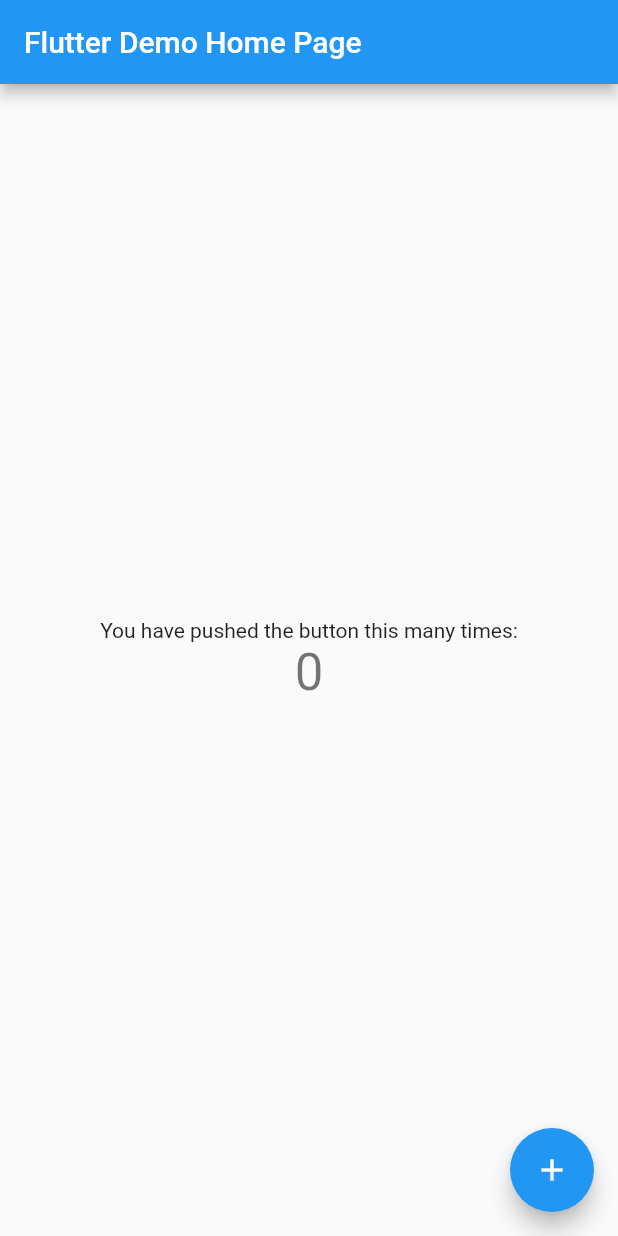
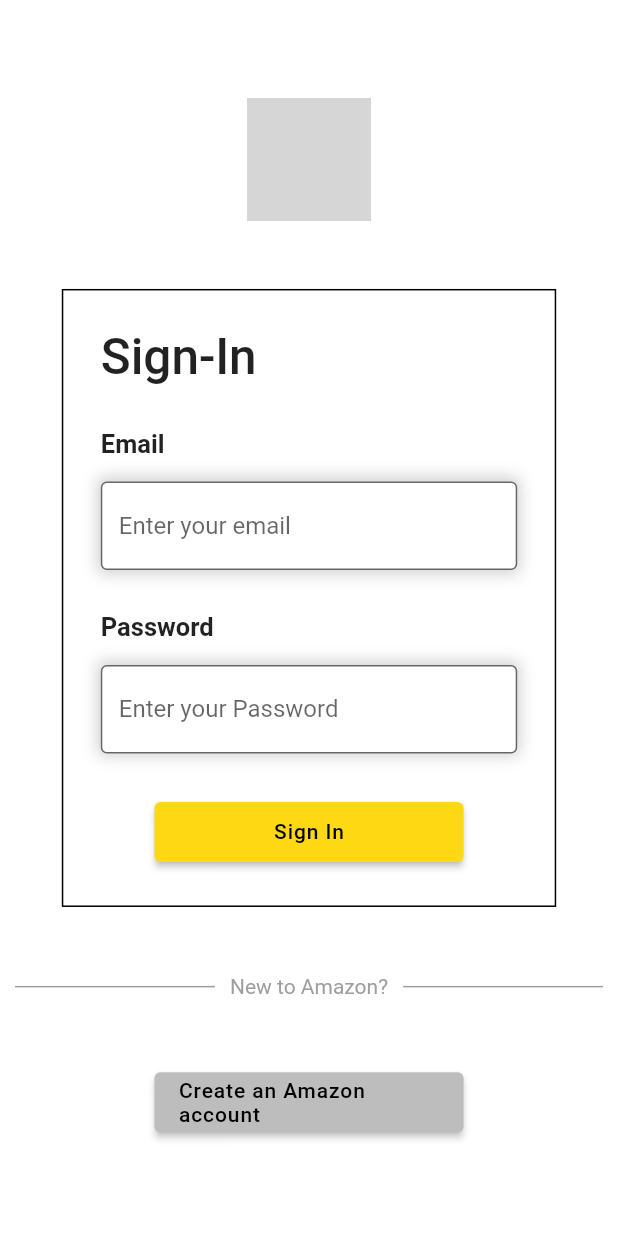
Before and after one commit to KarthiDreamr/AmazonClone, a Flutter app: the screen it shows after launch, on a phone screen of 412 x 824 dp. Run offline on Flutter 3.47's test engine with Material 2 defaults, Android fonts, the phone set to English and light mode, and no system bars; our stand-ins replace firebase_core; accounts and stored records are empty; network calls fail; grey boxes are pictures that could not be loaded.

Commit message:
my first commit

```diff
--- a/amazon_clone/lib/main.dart
+++ b/amazon_clone/lib/main.dart
@@ -1,115 +1,39 @@
+import 'package:amazon_clone/screens/sign_in_screen.dart';
+import 'package:amazon_clone/utils/color_theme.dart';
+import 'package:flutter/foundation.dart';
 import 'package:flutter/material.dart';
 
-void main() {
-  runApp(const MyApp());
+import 'package:firebase_core/firebase_core.dart';
+import 'firebase_options.dart';
+
+void main() async {
+
+  WidgetsFlutterBinding.ensureInitialized();
+  if (kIsWeb) {
+     Firebase.initializeApp(
+        options: const FirebaseOptions(
+            apiKey: "AIzaSyAs5MoLKUAyKUS4tH-cCnmMdClFSDzI36Y",
+            authDomain: "clone-82cc2.firebaseapp.com",
+            projectId: "clone-82cc2",
+            storageBucket: "clone-82cc2.appspot.com",
+            messagingSenderId: "623159867524",
+            appId: "1:623159867524:web:f1ee2f343674ddf633aad1"
+    ));
+  } else {
+     Firebase.initializeApp();
+  }
+  runApp(const AmazonClone());
 }
-
-class MyApp extends StatelessWidget {
-  const MyApp({super.key});
-
-  // This widget is the root of your application.
+class AmazonClone extends StatelessWidget{
+  const AmazonClone ({Key? key}):super(key:key);
   @override
-  Widget build(BuildContext context) {
+  Widget build(BuildContext context){
     return MaterialApp(
-      title: 'Flutter Demo',
-      theme: ThemeData(
-        // This is the theme of your application.
-        //
-        // Try running your application with "flutter run". You'll see the
-        // application has a blue toolbar. Then, without quitting the app, try
-        // changing the primarySwatch below to Colors.green and then invoke
-        // "hot reload" (press "r" in the console where you ran "flutter run",
-        // or simply save your changes to "hot reload" in a Flutter IDE).
-        // Notice that the counter didn't reset back to zero; the application
-        // is not restarted.
-        primarySwatch: Colors.blue,
+      title: "Amazon Clone",
+      debugShowCheckedModeBanner: false,
+      theme: ThemeData.light().copyWith(
+        scaffoldBackgroundColor: backgroundColor,
       ),
-      home: const MyHomePage(title: 'Flutter Demo Home Page'),
-    );
+      home: const SignInScreen());
   }
 }
-
-class MyHomePage extends StatefulWidget {
-  const MyHomePage({super.key, required this.title});
-
-  // This widget is the home page of your application. It is stateful, meaning
-  // that it has a State object (defined below) that contains fields that affect
-  // how it looks.
-
-  // This class is the configuration for the state. It holds the values (in this
-  // case the title) provided by the parent (in this case the App widget) and
-  // used by the build method of the State. Fields in a Widget subclass are
-  // always marked "final".
-
-  final String title;
-
-  @override
-  State<MyHomePage> createState() => _MyHomePageState();
-}
-
-class _MyHomePageState extends State<MyHomePage> {
-  int _counter = 0;
-
-  void _incrementCounter() {
-    setState(() {
-      // This call to setState tells the Flutter framework that something has
-      // changed in this State, which causes it to rerun the build method below
-      // so that the display can reflect the updated values. If we changed
-      // _counter without calling setState(), then the build method would not be
-      // called again, and so nothing would appear to happen.
-      _counter++;
-    });
-  }
-
-  @override
-  Widget build(BuildContext context) {
-    // This method is rerun every time setState is called, for instance as done
-    // by the _incrementCounter method above.
-    //
-    // The Flutter framework has been optimized to make rerunning build methods
-    // fast, so that you can just rebuild anything that needs updating rather
-    // than having to individually change instances of widgets.
-    return Scaffold(
-      appBar: AppBar(
-        // Here we take the value from the MyHomePage object that was created by
-        // the App.build method, and use it to set our appbar title.
-        title: Text(widget.title),
-      ),
-      body: Center(
-        // Center is a layout widget. It takes a single child and positions it
-        // in the middle of the parent.
-        child: Column(
-          // Column is also a layout widget. It takes a list of children and
-          // arranges them vertically. By default, it sizes itself to fit its
-          // children horizontally, and tries to be as tall as its parent.
-          //
-          // Invoke "debug painting" (press "p" in the console, choose the
-          // "Toggle Debug Paint" action from the Flutter Inspector in Android
-          // Studio, or the "Toggle Debug Paint" command in Visual Studio Code)
-          // to see the wireframe for each widget.
-          //
-          // Column has various properties to control how it sizes itself and
-          // how it positions its children. Here we use mainAxisAlignment to
-          // center the children vertically; the main axis here is the vertical
-          // axis because Columns are vertical (the cross axis would be
-          // horizontal).
-          mainAxisAlignment: MainAxisAlignment.center,
-          children: <Widget>[
-            const Text(
-              'You have pushed the button this many times:',
-            ),
-            Text(
-              '$_counter',
-              style: Theme.of(context).textTheme.headline4,
-            ),
-          ],
-        ),
-      ),
-      floatingActionButton: FloatingActionButton(
-        onPressed: _incrementCounter,
-        tooltip: 'Increment',
-        child: const Icon(Icons.add),
-      ), // This trailing comma makes auto-formatting nicer for build methods.
-    );
-  }
-}
--- /dev/null
+++ b/amazon_clone/lib/resources/authentication_methods.dart
@@ -0,0 +1,23 @@
+class AuthenticationMethods {
+
+  Future<String> signUpUser(
+      {required String name,
+      required String address,
+      required String email,
+      required String password}) async {
+    name.trim();
+    address.trim();
+    email.trim();
+    password.trim();
+    String output = "Something went wrong";
+    if (name!= "" && address!="" && email!= "" && password!=""){
+      output == "success";
+    } else{
+      output= "Plese fill up everything";
+    }
+    return output;
+  }
+
+
+
+}
--- /dev/null
+++ b/amazon_clone/lib/screens/sign_in_screen.dart
@@ -0,0 +1,143 @@
+import 'dart:async';
+import 'dart:io';
+
+
+
+import 'package:amazon_clone/screens/sign_up_screen.dart';
+import 'package:amazon_clone/utils/color_theme.dart';
+import 'package:amazon_clone/utils/constants.dart';
+import 'package:amazon_clone/utils/utils.dart';
+import 'package:amazon_clone/widget/custom_main_button.dart';
+import 'package:amazon_clone/widget/text_field_widget.dart';
+import 'package:flutter/material.dart';
+
+class SignInScreen extends StatefulWidget{
+  const SignInScreen({ Key? key}) :super(key: key);
+  @override
+  State<SignInScreen> createState() => _SignInScreenState();
+
+}
+
+class _SignInScreenState extends State<SignInScreen> {
+  TextEditingController emailController = TextEditingController();
+  TextEditingController passwordController= TextEditingController();
+
+  @override
+  void dispose(){
+    super.dispose();
+    emailController.dispose();
+    passwordController.dispose();
+  }
+  @override
+  Widget build(BuildContext context) {
+    Size screenSize = Utils().getScreenSize();
+    return Scaffold(
+      backgroundColor: Colors.white,
+      body: SingleChildScrollView(
+        child: SizedBox(
+          height: screenSize.height,
+          width: screenSize.width,
+          child: Padding(
+            padding: const EdgeInsets.symmetric(horizontal: 10, vertical: 20),
+            child: Center(
+              child: Column(
+                mainAxisAlignment: MainAxisAlignment.spaceEvenly,
+                crossAxisAlignment: CrossAxisAlignment.center,
+                children: [
+                  Image.network(
+                    Amazon,
+                    height: screenSize.height * 0.10,
+                  ),
+                  Container(
+                        height: screenSize.height *0.5,
+                        width: screenSize.width * 0.8,
+                        padding: const EdgeInsets.all(25),
+                        decoration: BoxDecoration(
+                          border: Border.all(
+                            color: Colors.black,
+                            width: 1,
+                          ),
+                        ),
+                        child: Column(
+                          mainAxisSize: MainAxisSize.min,
+                          mainAxisAlignment: MainAxisAlignment.spaceBetween,
+                          crossAxisAlignment: CrossAxisAlignment.start,
+                          children: [
+                            Text(
+                              "Sign-In",
+                              style:
+                                  TextStyle(fontWeight: FontWeight.w500, fontSize: 33),
+                            ),
+                            TextFieldWidget(
+                              title: "Email",
+                              controller: emailController,
+                              obscureText: false,
+                              hintText: "Enter your email",
+                            ),
+                            TextFieldWidget(
+                              title: "Password",
+                              controller: passwordController,
+                              obscureText: true,
+                              hintText: "Enter your Password",
+                            ),
+                            Align(
+                              alignment: Alignment.center,
+                              child: CustomMainButton(
+                                child: const Text(
+                                  "Sign In",
+                                  style: TextStyle(letterSpacing: 0.6, color: Colors.black),
+                                ),
+                                color: yellowColor,
+                                isLoading: false,
+                                onPressed: (){}),
+                            )
+                          ],
+                        )
+                  ),
+                  Row(
+                    children: [
+                      Expanded(
+
+                        child: Container(
+                          height: 1,
+                          color: Colors.grey,
+                        ),
+                      ),
+                      const Padding(
+                        padding: EdgeInsets.symmetric(horizontal: 10),
+                        child: Text(
+                          "New to Amazon?",
+                          style: TextStyle(
+                            color: Colors.grey
+                          ),
+                        ),
+                      ),
+                      Expanded(
+                        child: Container(
+                          height: 1,
+                          color: Colors.grey,
+                        ),
+                      ),
+                    ],
+                  ),
+                  CustomMainButton(
+                    child: const Text(
+                      "Create an Amazon account",
+                      style: TextStyle(letterSpacing: 0.6,color: Colors.black),
+                    ),
+                    color: Colors.grey[400]!,
+                    isLoading: false,
+                    onPressed: (){
+                      Navigator.push(context, MaterialPageRoute(builder: (context){
+                        return const SignUpScreen();
+                      }));
+                    })
+                ],
+              ),
+            ),
+          ),
+        ),
+      ),
+    );
+  }
+}
--- /dev/null
+++ b/amazon_clone/lib/utils/constants.dart
@@ -0,0 +1,51 @@
+const double kAppBarHeight = 80;
+
+const List<String> categoriesList = [
+  "Prime",
+  "Mobiles",
+  "Fashion",
+  "Electronics",
+  "Home",
+  "Fresh",
+  "Appliances",
+  "Books, Toys",
+  "Essential"
+];
+
+const List<String> categoryLogos = [
+  "https://m.media-amazon.com/images/I/11uufjN3lYL._SX90_SY90_.png",
+  "https://m.media-amazon.com/images/I/116KbsvwCRL._SX90_SY90_.png",
+  "https://m.media-amazon.com/images/I/115yueUc1aL._SX90_SY90_.png",
+  "https://m.media-amazon.com/images/I/11qyfRJvEbL._SX90_SY90_.png",
+  "https://m.media-amazon.com/images/I/11BIyKooluL._SX90_SY90_.png",
+  "https://m.media-amazon.com/images/I/11CR97WoieL._SX90_SY90_.png",
+  "https://m.media-amazon.com/images/I/01cPTp7SLWL._SX90_SY90_.png",
+  "https://m.media-amazon.com/images/I/11yLyO9f9ZL._SX90_SY90_.png",
+  "https://m.media-amazon.com/images/I/11M0jYc-tRL._SX90_SY90_.png",
+];
+
+const List<String> largeAds = [
+  "https://m.media-amazon.com/images/I/51QISbJp5-L._SX3000_.jpg",
+  "https://m.media-amazon.com/images/I/61jmYNrfVoL._SX3000_.jpg",
+  "https://m.media-amazon.com/images/I/612a5cTzBiL._SX3000_.jpg",
+  "https://m.media-amazon.com/images/I/61fiSvze0eL._SX3000_.jpg",
+  "https://m.media-amazon.com/images/I/61PzxXMH-0L._SX3000_.jpg",
+];
+
+const List<String> smallAds = [
+  "https://m.media-amazon.com/images/I/11M5KkkmavL._SS70_.png",
+  "https://m.media-amazon.com/images/I/11iTpTDy6TL._SS70_.png",
+  "https://m.media-amazon.com/images/I/11dGLeeNRcL._SS70_.png",
+  "https://m.media-amazon.com/images/I/11kOjZtNhnL._SS70_.png",
+];
+
+const List<String> adItemNames = [
+  "Amazon Pay",
+  "Recharge",
+  "Rewards",
+  "Pay Bills"
+];
+
+//Dont even attemp to scroll to the end of this manually lmao
+const String Amazon=
+    "https://upload.wikimedia.org/wikipedia/commons/thumb/a/a9/Amazon_logo.svg/2560px-Amazon_logo.svg.png";
--- /dev/null
+++ b/amazon_clone/lib/utils/utils.dart
@@ -0,0 +1,9 @@
+import 'package:flutter/material.dart';
+
+class Utils{
+  Size getScreenSize() {
+    return MediaQueryData.fromWindow(WidgetsBinding.instance!.window).size;
+
+  }
+
+}
--- /dev/null
+++ b/amazon_clone/lib/widget/custom_main_button.dart
@@ -0,0 +1,41 @@
+import 'package:amazon_clone/utils/utils.dart';
+import 'package:flutter/material.dart';
+
+class CustomMainButton extends StatelessWidget{
+  final Widget child;
+  final Color color;
+  final bool isLoading;
+  final VoidCallback onPressed;
+  const CustomMainButton({
+    Key? key,
+    required this.child,
+    required this.color,
+    required this.isLoading,
+    required this.onPressed,
+  }) :super(key: key);
+  @override
+  Widget build(BuildContext context) {
+    Size screenSize= Utils().getScreenSize();
+    return ElevatedButton(
+      style: ElevatedButton.styleFrom(
+        primary: color,
+        fixedSize: Size(
+          screenSize.width *0.5,
+          40,
+        )
+      ),
+      onPressed: onPressed,
+      child: !isLoading
+            ? child
+            : Padding(
+              padding: const EdgeInsets.symmetric(vertical: 5),
+              child: AspectRatio(
+                aspectRatio: 1 / 1,
+                child: CircularProgressIndicator(
+                  color: Colors.white,
+                ),
+              ),
+            ),
+    );
+  }
+}
--- /dev/null
+++ b/amazon_clone/lib/widget/text_field_widget.dart
@@ -0,0 +1,105 @@
+import 'package:flutter/material.dart';
+
+class TextFieldWidget extends StatefulWidget{
+  final String title;
+  final TextEditingController controller;
+  final bool obscureText;
+  final String hintText;
+
+  const TextFieldWidget({
+    Key? key,
+    required this.title,
+    required this.controller,
+    required this.obscureText,
+    required this.hintText,
+  }) :super(key: key);
+  @override
+  State<TextFieldWidget> createState() => _TextFieldWidgetState();
+
+}
+
+class _TextFieldWidgetState extends State<TextFieldWidget> {
+  late FocusNode focusNode;
+  bool isInFocus = false;
+  @override
+  void initState(){
+    super.initState();
+    focusNode = FocusNode();
+
+    focusNode.addListener(() {
+      if (focusNode.hasFocus){
+        setState(() {
+          isInFocus =true;
+
+        });
+      } else{
+        setState(() {
+          isInFocus = false;
+        });
+      }
+    });
+
+  }
+  @override
+  Widget build(BuildContext context) {
+
+    return Column(
+      mainAxisSize: MainAxisSize.min,
+      mainAxisAlignment: MainAxisAlignment.start,
+      crossAxisAlignment: CrossAxisAlignment.start,
+      children: [
+        Padding(
+          padding: const EdgeInsets.only(bottom: 15),
+          child: Text(
+            widget.title,
+            style: const TextStyle(
+              fontWeight: FontWeight.bold,
+              fontSize: 17,
+            ),
+          ),
+        ),
+        Container(
+          decoration: BoxDecoration(
+            boxShadow: [
+              isInFocus
+                  ? BoxShadow(
+                      color:Colors.orange.withOpacity(0.6),
+                      blurRadius: 8,
+                      spreadRadius: 2,
+                    )
+                  : BoxShadow(
+                      color:Colors.black.withOpacity(0.2),
+                      blurRadius: 8,
+                      spreadRadius: 2,
+                    )
+            ]
+          ),
+          child: TextField(
+            focusNode: focusNode,
+            obscureText: widget.obscureText,
+            maxLines: 1,
+            decoration: InputDecoration(
+              fillColor: Colors.white,
+              filled: true,
+              hintText: widget.hintText,
+              border:  OutlineInputBorder(
+                borderRadius: BorderRadius.circular(4),
+                borderSide: const BorderSide(
+                  color: Colors.black,
+                  width:1
+                ),
+              ),
+              focusedBorder: const OutlineInputBorder(
+                borderSide: BorderSide(
+                  color: Colors.orange,
+                  width:1,
+                ),
+              ),
+            ),
+          ),
+        ),
+      ],
+
+    );
+  }
+}
```
Also changed, not shown: amazon_clone/lib/screens/sign_up_screen.dart (added, +153 -0 lines), amazon_clone/lib/utils/color_theme.dart (added, +17 -0 lines), amazon_clone/pubspec.yaml (+9 -3 lines), amazon_clone/lib/firebase_options.dart (added), amazon_clone/pubspec.lock, 4 other files.
